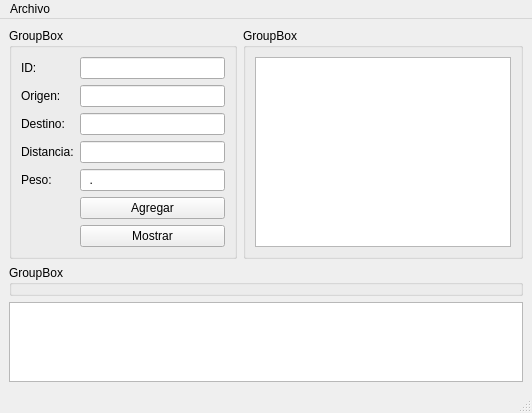
Above: Example-Profe-Open/mainwindow.ui from vale314/Seminario-Algoritmia before the change. Below: the same form after it.
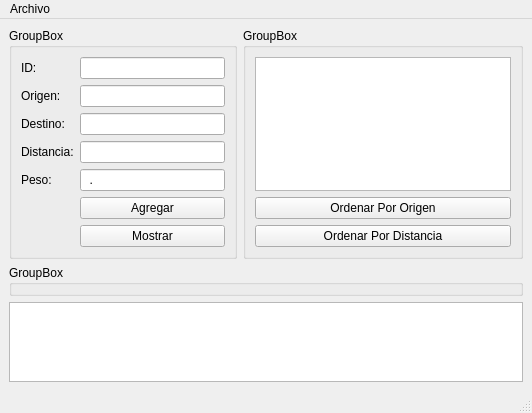
That is the form after the change.

```diff
--- a/Example-Profe-Open/mainwindow.ui
+++ b/Example-Profe-Open/mainwindow.ui
@@ -102,9 +102,23 @@
        <string>GroupBox</string>
       </property>
       <layout class="QGridLayout" name="gridLayout_3">
+       <item row="1" column="0">
+        <widget class="QPushButton" name="pushButton_3">
+         <property name="text">
+          <string>Ordenar Por Origen</string>
+         </property>
+        </widget>
+       </item>
        <item row="0" column="0">
         <widget class="QPlainTextEdit" name="plainTextEdit"/>
        </item>
+       <item row="2" column="0">
+        <widget class="QPushButton" name="pushButton_4">
+         <property name="text">
+          <string>Ordenar Por Distancia</string>
+         </property>
+        </widget>
+       </item>
       </layout>
      </widget>
     </item>
```
